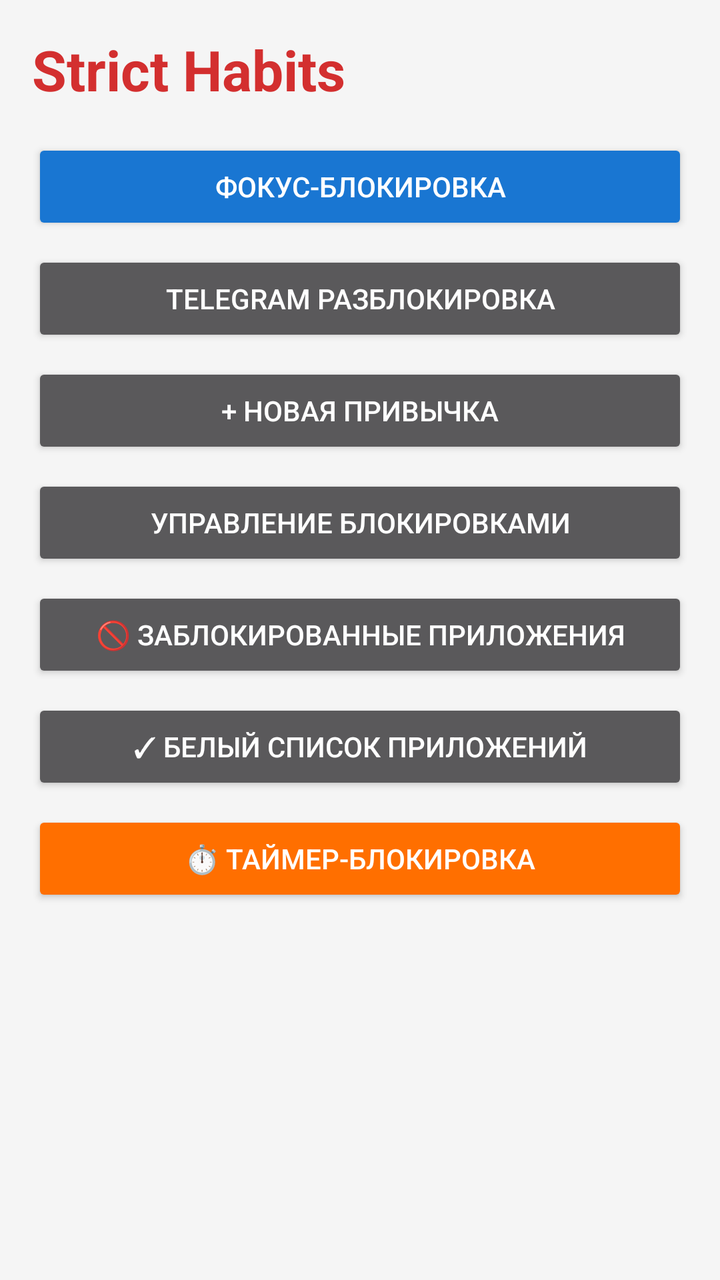
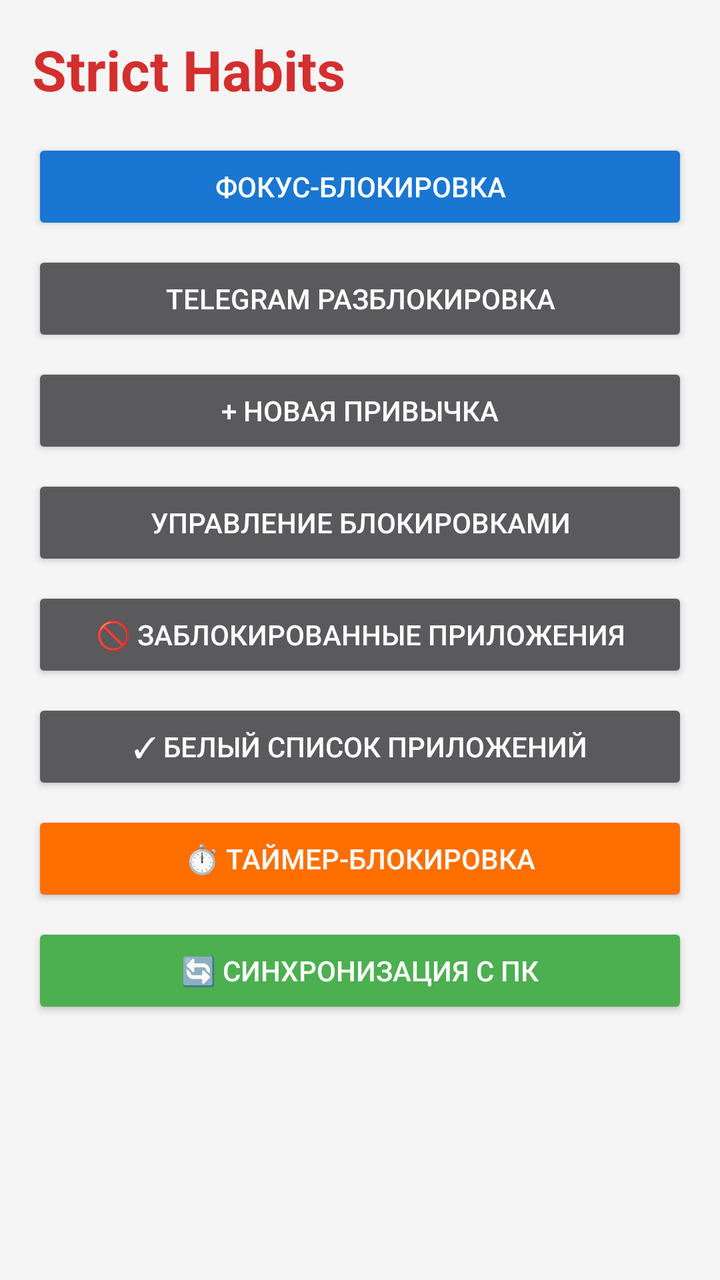

Screens rendered from an Android XML layout before and after an edit, with the pre-edit source and the edit as a unified diff.
<!-- AndroidManifest.xml: application theme Theme.StrictHabitsApp -->
<!-- res/layout/activity_main.xml -->
<?xml version="1.0" encoding="utf-8"?>
<LinearLayout xmlns:android="http://schemas.android.com/apk/res/android"
    android:layout_width="match_parent"
    android:layout_height="match_parent"
    android:orientation="vertical"
    android:padding="16dp"
    android:background="#F5F5F5">

    <TextView
        android:layout_width="wrap_content"
        android:layout_height="wrap_content"
        android:text="Strict Habits"
        android:textSize="28sp"
        android:textStyle="bold"
        android:textColor="#D32F2F"
        android:layout_marginBottom="16dp"/>

    <Button
        android:id="@+id/btnFocusLock"
        android:layout_width="match_parent"
        android:layout_height="wrap_content"
        android:text="ФОКУС-БЛОКИРОВКА"
        android:backgroundTint="#1976D2"
        android:textColor="#FFFFFF"/>

    <Button
        android:id="@+id/btnTelegram"
        android:layout_width="match_parent"
        android:layout_height="wrap_content"
        android:layout_marginTop="8dp"
        android:text="Telegram разблокировка"/>

    <Button
        android:id="@+id/btnAddHabit"
        android:layout_width="match_parent"
        android:layout_height="wrap_content"
        android:layout_marginTop="8dp"
        android:text="+ Новая привычка"/>

    <Button
        android:id="@+id/btnManageBlocks"
        android:layout_width="match_parent"
        android:layout_height="wrap_content"
        android:layout_marginTop="8dp"
        android:text="Управление блокировками"/>

    <Button
        android:id="@+id/btnBlockedApps"
        android:layout_width="match_parent"
        android:layout_height="wrap_content"
        android:layout_marginTop="8dp"
        android:text="🚫 Заблокированные приложения"/>

    <Button
        android:id="@+id/btnWhitelistedApps"
        android:layout_width="match_parent"
        android:layout_height="wrap_content"
        android:layout_marginTop="8dp"
        android:text="✓ Белый список приложений"/>

    <Button
        android:id="@+id/btnTimerLock"
        android:layout_width="match_parent"
        android:layout_height="wrap_content"
        android:layout_marginTop="8dp"
        android:text="⏱️ Таймер-блокировка"
        android:backgroundTint="#FF6F00"
        android:textColor="#FFFFFF"/>

    <Button
        android:id="@+id/btnRequestOverlay"
        android:layout_width="match_parent"
        android:layout_height="wrap_content"
        android:text="Разрешить поверх окон"
        android:layout_marginTop="8dp"
        android:visibility="gone" />

    <androidx.recyclerview.widget.RecyclerView
        android:id="@+id/habitsRecycler"
        android:layout_width="match_parent"
        android:layout_height="0dp"
        android:layout_weight="1"
        android:layout_marginTop="16dp"/>

</LinearLayout>
<!-- resources referenced by this layout -->
<resources>
  <style name="Theme.StrictHabitsApp" parent="Theme.AppCompat.NoActionBar">
          <item name="colorPrimary">#D32F2F</item>
          <item name="colorPrimaryDark">#B71C1C</item>
          <item name="colorAccent">#FF9800</item>
      </style>
</resources>

<!-- the commit's change to res/layout/activity_main.xml (unified diff, before → after) -->
@@ -68,6 +68,15 @@
         android:textColor="#FFFFFF"/>
 
     <Button
+        android:id="@+id/btnSync"
+        android:layout_width="match_parent"
+        android:layout_height="wrap_content"
+        android:layout_marginTop="8dp"
+        android:text="🔄 Синхронизация с ПК"
+        android:backgroundTint="#4CAF50"
+        android:textColor="#FFFFFF"/>
+
+    <Button
         android:id="@+id/btnRequestOverlay"
         android:layout_width="match_parent"
         android:layout_height="wrap_content"
